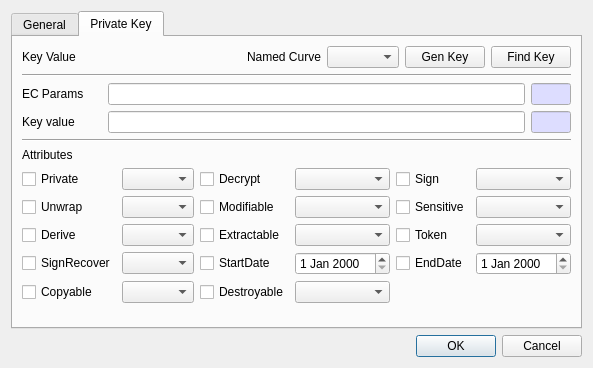
Old version of the form CryptokiMan/create_ec_pri_key_dlg.ui in the repository jykim74/CryptokiMan.
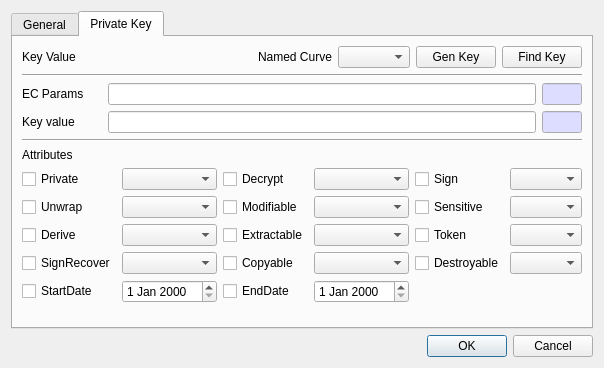
New version of the form. The open tabs and pages were chosen to show the change.

Diff of the .ui file:
```diff
--- a/CryptokiMan/create_ec_pri_key_dlg.ui
+++ b/CryptokiMan/create_ec_pri_key_dlg.ui
@@ -630,13 +630,6 @@
          <item row="1" column="3">
           <widget class="QComboBox" name="mModifiableCombo"/>
          </item>
-         <item row="3" column="4">
-          <widget class="QCheckBox" name="mEndDateCheck">
-           <property name="text">
-            <string>EndDate</string>
-           </property>
-          </widget>
-         </item>
          <item row="0" column="3">
           <widget class="QComboBox" name="mDecryptCombo"/>
          </item>
@@ -671,9 +664,6 @@
            </property>
           </widget>
          </item>
-         <item row="3" column="3">
-          <widget class="QDateEdit" name="mStartDateEdit"/>
-         </item>
          <item row="1" column="1">
           <widget class="QComboBox" name="mUnwrapCombo"/>
          </item>
@@ -697,16 +687,6 @@
          <item row="0" column="1">
           <widget class="QComboBox" name="mPrivateCombo"/>
          </item>
-         <item row="3" column="2">
-          <widget class="QCheckBox" name="mStartDateCheck">
-           <property name="text">
-            <string>StartDate</string>
-           </property>
-          </widget>
-         </item>
-         <item row="3" column="5">
-          <widget class="QDateEdit" name="mEndDateEdit"/>
-         </item>
          <item row="1" column="4">
           <widget class="QCheckBox" name="mSensitiveCheck">
            <property name="text">
@@ -714,26 +694,46 @@
            </property>
           </widget>
          </item>
-         <item row="4" column="0">
+         <item row="3" column="2">
           <widget class="QCheckBox" name="mCopyableCheck">
            <property name="text">
             <string>Copyable</string>
            </property>
           </widget>
          </item>
-         <item row="4" column="2">
+         <item row="3" column="3">
+          <widget class="QComboBox" name="mCopyableCombo"/>
+         </item>
+         <item row="4" column="0">
+          <widget class="QCheckBox" name="mStartDateCheck">
+           <property name="text">
+            <string>StartDate</string>
+           </property>
+          </widget>
+         </item>
+         <item row="4" column="1">
+          <widget class="QDateEdit" name="mStartDateEdit"/>
+         </item>
+         <item row="3" column="4">
           <widget class="QCheckBox" name="mDestroyableCheck">
            <property name="text">
             <string>Destroyable</string>
            </property>
           </widget>
          </item>
-         <item row="4" column="1">
-          <widget class="QComboBox" name="mCopyableCombo"/>
-         </item>
-         <item row="4" column="3">
+         <item row="3" column="5">
           <widget class="QComboBox" name="mDestroyableCombo"/>
          </item>
+         <item row="4" column="2">
+          <widget class="QCheckBox" name="mEndDateCheck">
+           <property name="text">
+            <string>EndDate</string>
+           </property>
+          </widget>
+         </item>
+         <item row="4" column="3">
+          <widget class="QDateEdit" name="mEndDateEdit"/>
+         </item>
         </layout>
        </item>
        <item>
```
Left out of the diff: 10 changed lines with no effect on the pictures.
